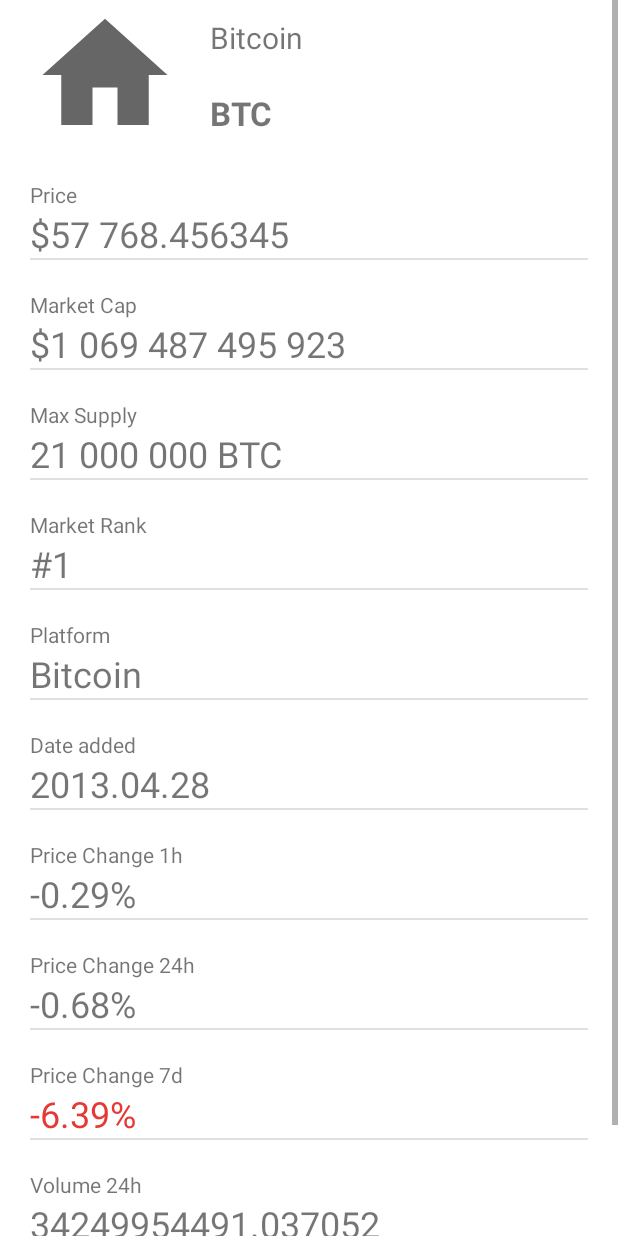
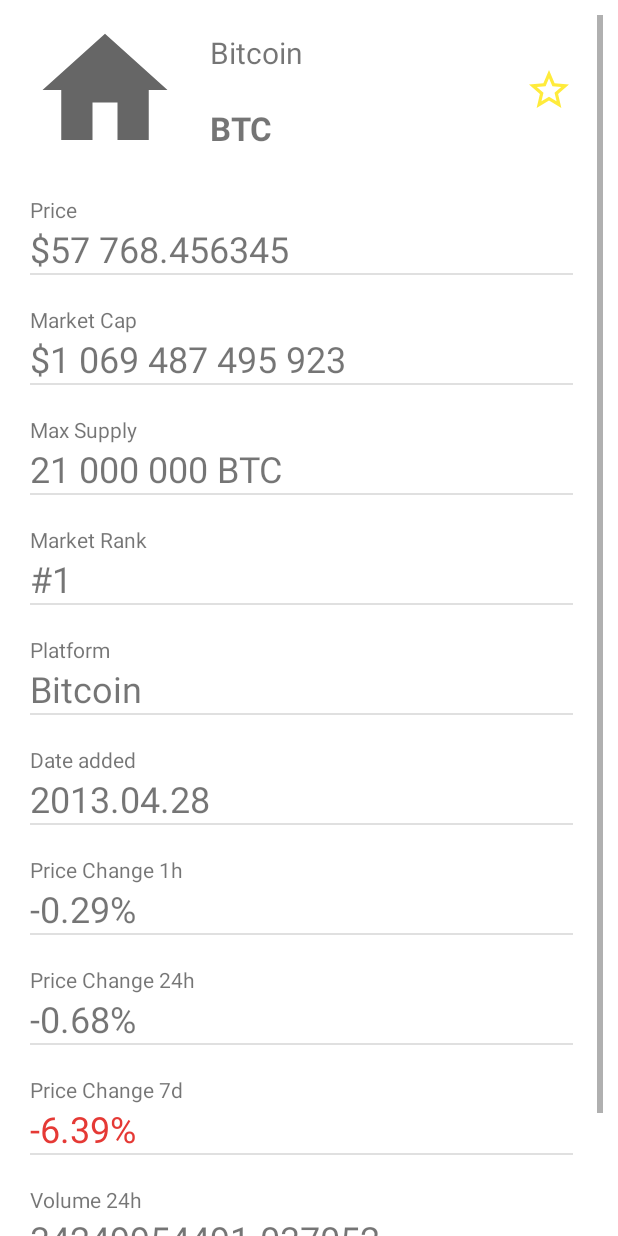
Before and after one commit to tuku13/crypto-tracker, an Android app: the layout fragment_details.xml on its own in the app's theme, with its tools: preview values and no code run, on a phone screen of 412 x 824 dp. Run offline under Robolectric (Android 15) with nearby library versions, the phone set to English and light mode, and no system bars.

Commit message:
Detail fragmenten mar a csillagnak van helye

```diff
--- /dev/null
+++ b/app/src/main/res/drawable/ic_add_to_favourites.xml
@@ -0,0 +1,5 @@
+<vector android:height="24dp" android:tint="#FFEB3B"
+    android:viewportHeight="24" android:viewportWidth="24"
+    android:width="24dp" xmlns:android="http://schemas.android.com/apk/res/android">
+    <path android:fillColor="@android:color/white" android:pathData="M22,9.24l-7.19,-0.62L12,2 9.19,8.63 2,9.24l5.46,4.73L5.82,21 12,17.27 18.18,21l-1.63,-7.03L22,9.24zM12,15.4l-3.76,2.27 1,-4.28 -3.32,-2.88 4.38,-0.38L12,6.1l1.71,4.04 4.38,0.38 -3.32,2.88 1,4.28L12,15.4z"/>
+</vector>
--- /dev/null
+++ b/app/src/main/res/drawable/ic_remove_from_favourites.xml
@@ -0,0 +1,5 @@
+<vector android:height="24dp" android:tint="#FFEB3B"
+    android:viewportHeight="24" android:viewportWidth="24"
+    android:width="24dp" xmlns:android="http://schemas.android.com/apk/res/android">
+    <path android:fillColor="@android:color/white" android:pathData="M12,17.27L18.18,21l-1.64,-7.03L22,9.24l-7.19,-0.61L12,2 9.19,8.63 2,9.24l5.46,4.73L5.82,21z"/>
+</vector>
--- a/app/src/main/res/layout/coin_list_item.xml
+++ b/app/src/main/res/layout/coin_list_item.xml
@@ -77,6 +77,7 @@
         android:layout_width="50dp"
         android:layout_height="match_parent"
         android:layout_marginStart="5dp"
+        android:layout_marginEnd="10dp"
         android:gravity="center"
         android:layout_gravity="end"
         android:text="@string/change_percentage"
--- a/app/src/main/res/layout/fragment_details.xml
+++ b/app/src/main/res/layout/fragment_details.xml
@@ -15,6 +15,8 @@
         <ScrollView
             android:layout_height="match_parent"
             android:layout_width="match_parent"
+            android:layout_marginTop="10dp"
+            android:layout_marginEnd="10dp"
             app:layout_constraintBottom_toBottomOf="parent"
             app:layout_constraintStart_toStartOf="parent"
             app:layout_constraintTop_toBottomOf="parent">
@@ -39,7 +41,7 @@
 
                     <TextView
                         android:id="@+id/tvName"
-                        android:layout_width="240dp"
+                        android:layout_width="200dp"
                         android:layout_height="wrap_content"
                         android:layout_marginStart="20dp"
                         android:maxLines="2"
@@ -76,6 +78,16 @@
                         android:layout_height="wrap_content"
                         android:orientation="horizontal"
                         app:layout_constraintGuide_begin="100dp" />
+
+                    <ImageView
+                        android:id="@+id/imageView"
+                        android:layout_width="32dp"
+                        android:layout_height="32dp"
+                        app:layout_constraintTop_toTopOf="parent"
+                        app:layout_constraintBottom_toBottomOf="@id/firstSectionGuideLine"
+                        app:layout_constraintEnd_toEndOf="parent"
+                        android:layout_marginEnd="20dp"
+                        app:srcCompat="@drawable/ic_add_to_favourites" />
 
                 </androidx.constraintlayout.widget.ConstraintLayout>
 
```
